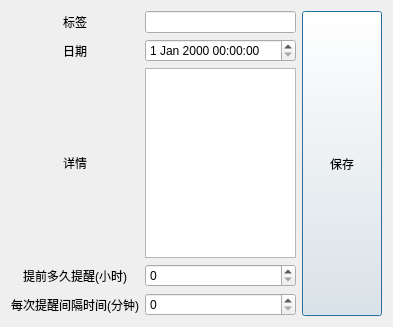
Before: the Qt Designer form TagSchedule/ui/AddTag.ui in 3548848289/UniFileHub, drawn with Qt 5.
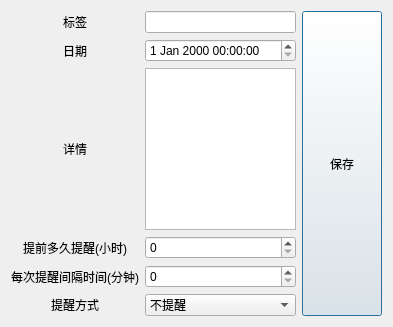
After: the same form once the commit is applied. Icons and pictures are not drawn.

What changed in the file:
```diff
--- a/TagSchedule/ui/AddTag.ui
+++ b/TagSchedule/ui/AddTag.ui
@@ -107,6 +107,35 @@
        <item row="0" column="1">
         <widget class="QLineEdit" name="tagsLineEdit"/>
        </item>
+       <item row="5" column="0">
+        <widget class="QLabel" name="reminderTypeLabel">
+         <property name="text">
+          <string>提醒方式</string>
+         </property>
+         <property name="alignment">
+          <set>Qt::AlignmentFlag::AlignCenter</set>
+         </property>
+        </widget>
+       </item>
+       <item row="5" column="1">
+        <widget class="QComboBox" name="reminderTypeComboBox">
+         <item>
+          <property name="text">
+           <string>不提醒</string>
+          </property>
+         </item>
+         <item>
+          <property name="text">
+           <string>弹窗提醒</string>
+          </property>
+         </item>
+         <item>
+          <property name="text">
+           <string>邮件提醒</string>
+          </property>
+         </item>
+        </widget>
+       </item>
       </layout>
      </item>
      <item>
```
